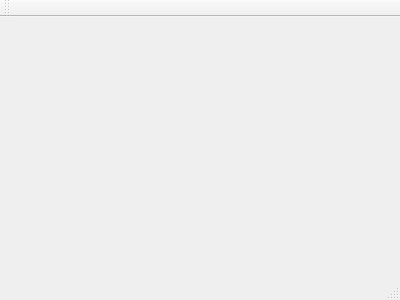
ammarSherif/encryption-messenger, file mainwindow.ui: the form before one commit.
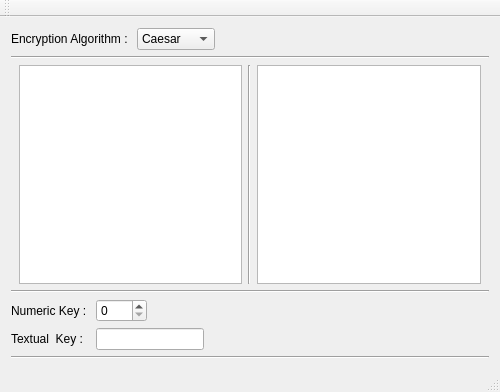
The form after the commit.

Commit message: added encryption and decryption of PlayFair

The edit to the form file:
```diff
--- a/mainwindow.ui
+++ b/mainwindow.ui
@@ -1,24 +1,221 @@
 <ui version="4.0">
  <class>MainWindow</class>
- <widget class="QMainWindow" name="MainWindow" >
-  <property name="geometry" >
+ <widget class="QMainWindow" name="MainWindow">
+  <property name="geometry">
    <rect>
     <x>0</x>
     <y>0</y>
-    <width>400</width>
-    <height>300</height>
+    <width>500</width>
+    <height>392</height>
    </rect>
   </property>
-  <property name="windowTitle" >
-   <string>MainWindow</string>
+  <property name="maximumSize">
+   <size>
+    <width>500</width>
+    <height>16777215</height>
+   </size>
   </property>
-  <widget class="QMenuBar" name="menuBar" />
-  <widget class="QToolBar" name="mainToolBar" />
-  <widget class="QWidget" name="centralWidget" />
-  <widget class="QStatusBar" name="statusBar" />
+  <property name="windowTitle">
+   <string>Encryption Messenger</string>
+  </property>
+  <widget class="QWidget" name="centralWidget">
+   <layout class="QGridLayout" name="gridLayout_2">
+    <item row="0" column="0">
+     <layout class="QVBoxLayout" name="verticalLayout">
+      <item>
+       <layout class="QHBoxLayout" name="horizontalLayout_2">
+        <item>
+         <widget class="QLabel" name="label">
+          <property name="text">
+           <string>Encryption Algorithm : </string>
+          </property>
+         </widget>
+        </item>
+        <item>
+         <widget class="QComboBox" name="enAlgorithm">
+          <item>
+           <property name="text">
+            <string>Caesar</string>
+           </property>
+          </item>
+          <item>
+           <property name="text">
+            <string>Level 2</string>
+           </property>
+          </item>
+          <item>
+           <property name="text">
+            <string>Level 3</string>
+           </property>
+          </item>
+          <item>
+           <property name="text">
+            <string>Play Fair</string>
+           </property>
+          </item>
+         </widget>
+        </item>
+        <item>
+         <spacer name="horizontalSpacer">
+          <property name="orientation">
+           <enum>Qt::Horizontal</enum>
+          </property>
+          <property name="sizeHint" stdset="0">
+           <size>
+            <width>40</width>
+            <height>20</height>
+           </size>
+          </property>
+         </spacer>
+        </item>
+       </layout>
+      </item>
+      <item>
+       <widget class="Line" name="line">
+        <property name="orientation">
+         <enum>Qt::Horizontal</enum>
+        </property>
+       </widget>
+      </item>
+      <item>
+       <layout class="QHBoxLayout" name="horizontalLayout">
+        <item>
+         <spacer name="horizontalSpacer_3">
+          <property name="orientation">
+           <enum>Qt::Horizontal</enum>
+          </property>
+          <property name="sizeHint" stdset="0">
+           <size>
+            <width>40</width>
+            <height>20</height>
+           </size>
+          </property>
+         </spacer>
+        </item>
+        <item>
+         <widget class="QPlainTextEdit" name="plainTextEdit"/>
+        </item>
+        <item>
+         <widget class="Line" name="line_4">
+          <property name="orientation">
+           <enum>Qt::Vertical</enum>
+          </property>
+         </widget>
+        </item>
+        <item>
+         <widget class="QPlainTextEdit" name="plainTextEdit_2"/>
+        </item>
+        <item>
+         <spacer name="horizontalSpacer_2">
+          <property name="orientation">
+           <enum>Qt::Horizontal</enum>
+          </property>
+          <property name="sizeHint" stdset="0">
+           <size>
+            <width>40</width>
+            <height>20</height>
+           </size>
+          </property>
+         </spacer>
+        </item>
+       </layout>
+      </item>
+      <item>
+       <widget class="Line" name="line_2">
+        <property name="orientation">
+         <enum>Qt::Horizontal</enum>
+        </property>
+       </widget>
+      </item>
+      <item>
+       <layout class="QGridLayout" name="gridLayout">
+        <item row="0" column="0">
+         <widget class="QLabel" name="label_2">
+          <property name="text">
+           <string>Numeric Key : </string>
+          </property>
+         </widget>
+        </item>
+        <item row="0" column="1">
+         <widget class="QSpinBox" name="numKey">
+          <property name="accelerated">
+           <bool>true</bool>
+          </property>
+          <property name="maximum">
+           <number>999</number>
+          </property>
+         </widget>
+        </item>
+        <item row="0" column="2" colspan="2">
+         <spacer name="horizontalSpacer_4">
+          <property name="orientation">
+           <enum>Qt::Horizontal</enum>
+          </property>
+          <property name="sizeHint" stdset="0">
+           <size>
+            <width>40</width>
+            <height>20</height>
+           </size>
+          </property>
+         </spacer>
+        </item>
+        <item row="1" column="0">
+         <widget class="QLabel" name="label_3">
+          <property name="text">
+           <string>Textual  Key : </string>
+          </property>
+         </widget>
+        </item>
+        <item row="1" column="1" colspan="2">
+         <widget class="QLineEdit" name="strKey"/>
+        </item>
+        <item row="1" column="3">
+         <spacer name="horizontalSpacer_5">
+          <property name="orientation">
+           <enum>Qt::Horizontal</enum>
+          </property>
+          <property name="sizeHint" stdset="0">
+           <size>
+            <width>40</width>
+            <height>20</height>
+           </size>
+          </property>
+         </spacer>
+        </item>
+       </layout>
+      </item>
+      <item>
+       <widget class="Line" name="line_3">
+        <property name="orientation">
+         <enum>Qt::Horizontal</enum>
+        </property>
+       </widget>
+      </item>
+     </layout>
+    </item>
+   </layout>
+  </widget>
+  <widget class="QMenuBar" name="menuBar">
+   <property name="geometry">
+    <rect>
+     <x>0</x>
+     <y>0</y>
+     <width>500</width>
+     <height>20</height>
+    </rect>
+   </property>
+  </widget>
+  <widget class="QToolBar" name="mainToolBar">
+   <attribute name="toolBarArea">
+    <enum>TopToolBarArea</enum>
+   </attribute>
+   <attribute name="toolBarBreak">
+    <bool>false</bool>
+   </attribute>
+  </widget>
+  <widget class="QStatusBar" name="statusBar"/>
  </widget>
- <layoutDefault spacing="6" margin="11" />
- <pixmapfunction></pixmapfunction>
+ <layoutdefault spacing="6" margin="11"/>
  <resources/>
  <connections/>
 </ui>
```
Left out of the diff: 1 changed line with no effect on the pictures. The commit also changes 4 other files.
